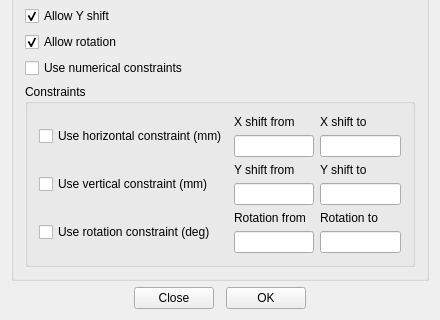
SoloMainDeveloper/TurbineQC, file curve/bestfitdialog.ui: the form before one commit; both pictures show x 0 to 440 and y 260 to 580 of the 440 by 580 pixel window.
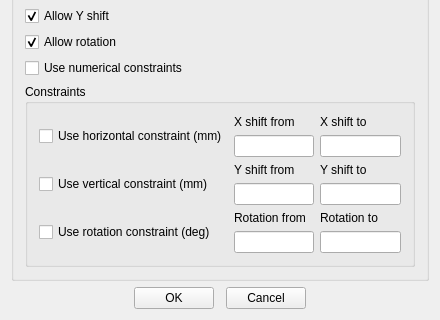
The form after the commit.

```diff
--- a/curve/bestfitdialog.ui
+++ b/curve/bestfitdialog.ui
@@ -352,22 +352,22 @@
     </spacer>
    </item>
    <item row="5" column="1">
-    <widget class="QPushButton" name="closeBtn">
+    <widget class="QPushButton" name="calculateBtn">
      <property name="focusPolicy">
       <enum>Qt::NoFocus</enum>
      </property>
      <property name="text">
-      <string>Close</string>
+      <string>OK</string>
      </property>
     </widget>
    </item>
    <item row="5" column="3">
-    <widget class="QPushButton" name="calculateBtn">
+    <widget class="QPushButton" name="closeBtn">
      <property name="focusPolicy">
       <enum>Qt::NoFocus</enum>
      </property>
      <property name="text">
-      <string>OK</string>
+      <string>Cancel</string>
      </property>
     </widget>
    </item>
```
